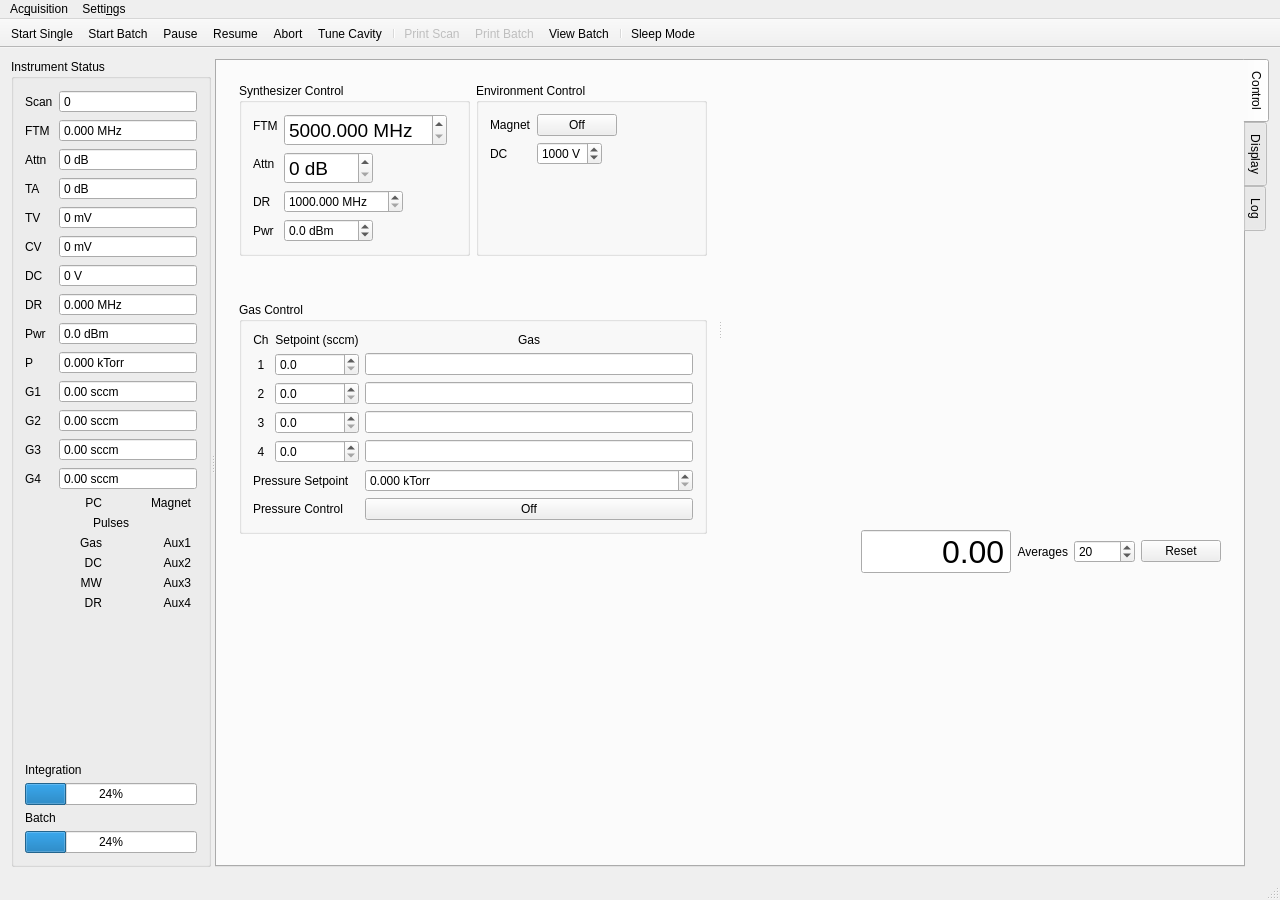
First picture: the form in mainwindow.ui, repository kncrabtree/qtftm, before the edit.
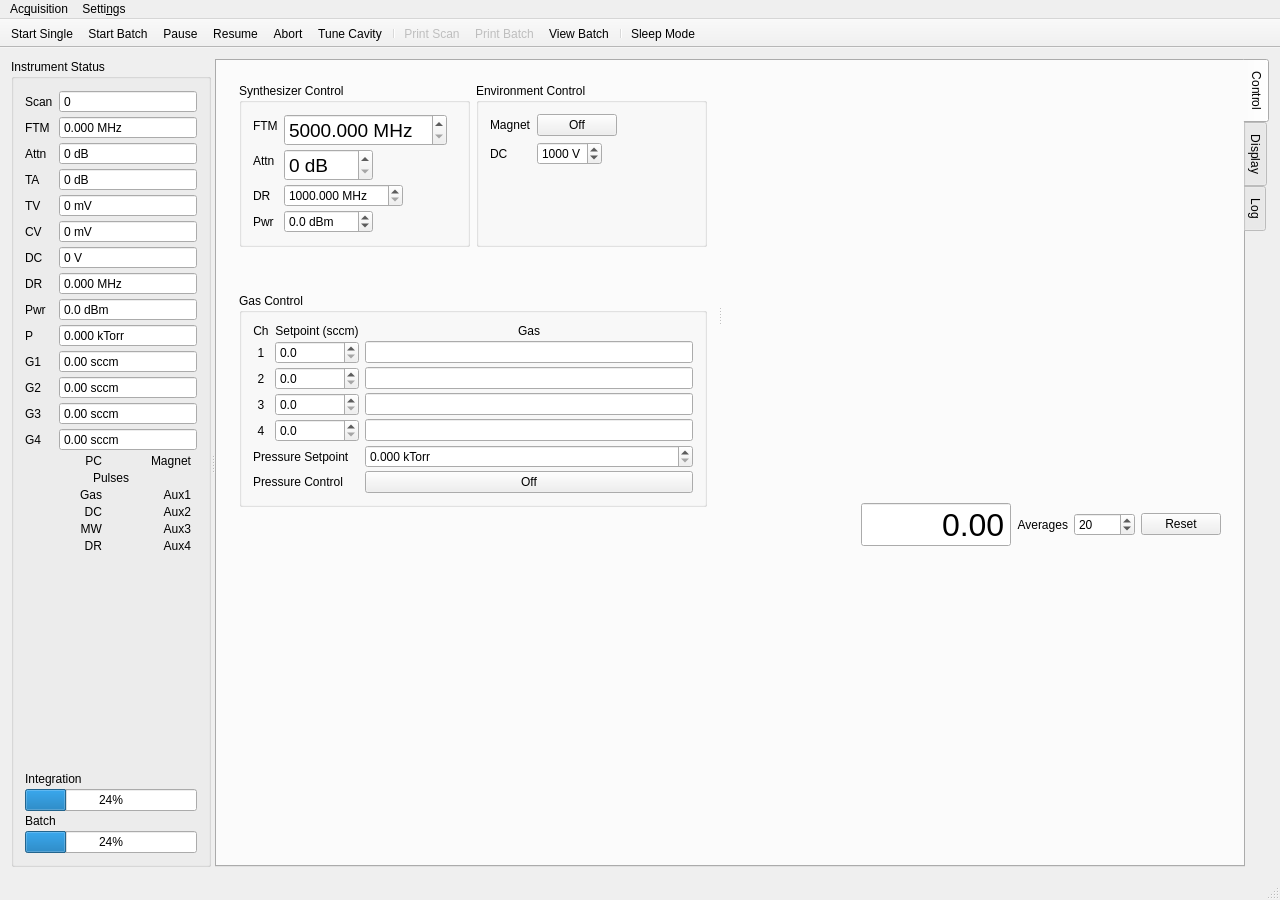
Second picture: the form after the edit. Icons and pictures are not drawn. Custom widgets are drawn as their Qt base class.

Commit message: Adjust spacings on UI

```diff
--- a/mainwindow.ui
+++ b/mainwindow.ui
@@ -19,6 +19,9 @@
   </property>
   <widget class="QWidget" name="centralWidget">
    <layout class="QVBoxLayout" name="verticalLayout_4">
+    <property name="spacing">
+     <number>3</number>
+    </property>
     <item>
      <widget class="QSplitter" name="splitter">
       <property name="orientation">
@@ -35,6 +38,9 @@
         <string>Instrument Status</string>
        </property>
        <layout class="QVBoxLayout" name="verticalLayout_3">
+        <property name="spacing">
+         <number>3</number>
+        </property>
         <item>
          <layout class="QFormLayout" name="formLayout">
           <property name="fieldGrowthPolicy">
@@ -43,6 +49,9 @@
           <property name="rowWrapPolicy">
            <enum>QFormLayout::WrapLongRows</enum>
           </property>
+          <property name="verticalSpacing">
+           <number>3</number>
+          </property>
           <item row="0" column="0">
            <widget class="QLabel" name="label_3">
             <property name="text">
@@ -564,6 +573,9 @@
         </item>
         <item>
          <layout class="QGridLayout" name="gridLayout_3" columnstretch="1,0,1,0">
+          <property name="verticalSpacing">
+           <number>3</number>
+          </property>
           <item row="3" column="3">
            <widget class="Led" name="aux2Led" native="true"/>
           </item>
@@ -745,6 +757,9 @@
         </item>
         <item>
          <layout class="QVBoxLayout" name="verticalLayout_2">
+          <property name="spacing">
+           <number>3</number>
+          </property>
           <item>
            <widget class="QLabel" name="label">
             <property name="text">
@@ -807,6 +822,9 @@
                   <property name="fieldGrowthPolicy">
                    <enum>QFormLayout::ExpandingFieldsGrow</enum>
                   </property>
+                  <property name="verticalSpacing">
+                   <number>3</number>
+                  </property>
                   <item row="0" column="0">
                    <widget class="QLabel" name="fTMLabel">
                     <property name="text">
@@ -1000,6 +1018,9 @@
                 <string>Gas Control</string>
                </property>
                <layout class="QGridLayout" name="gridLayout">
+                <property name="verticalSpacing">
+                 <number>3</number>
+                </property>
                 <item row="3" column="1">
                  <widget class="QDoubleSpinBox" name="g2setPointBox">
                   <property name="keyboardTracking">
```
Left out of the diff: 2 changed lines with no effect on the pictures. The commit also changes 1 other file.
